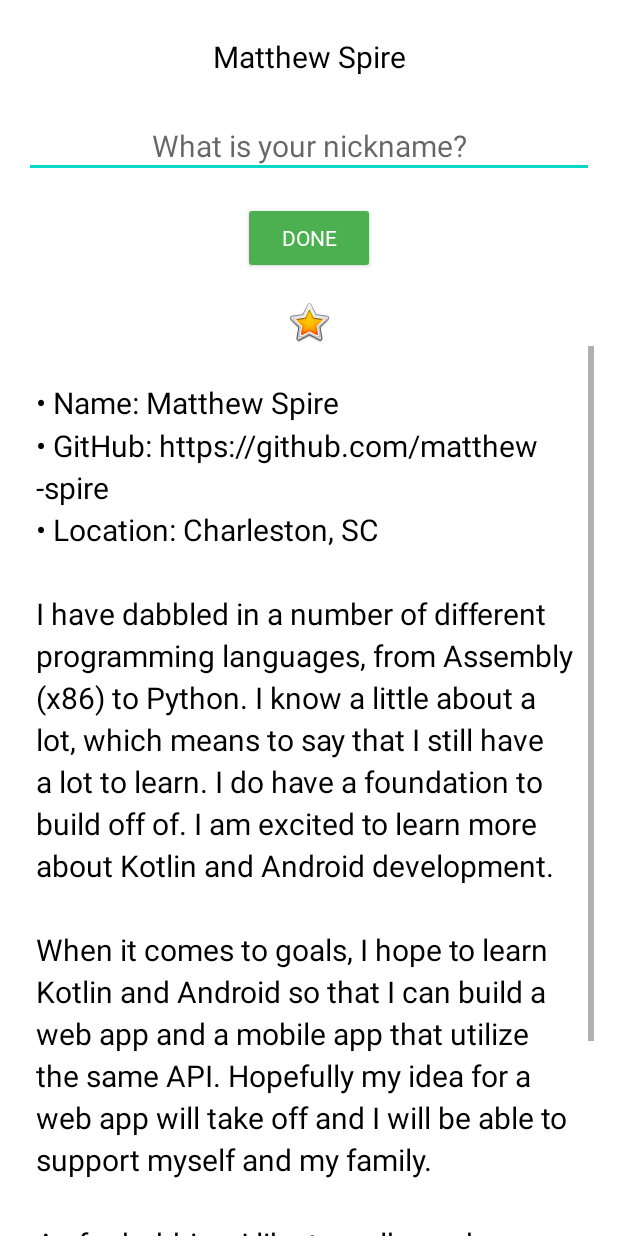
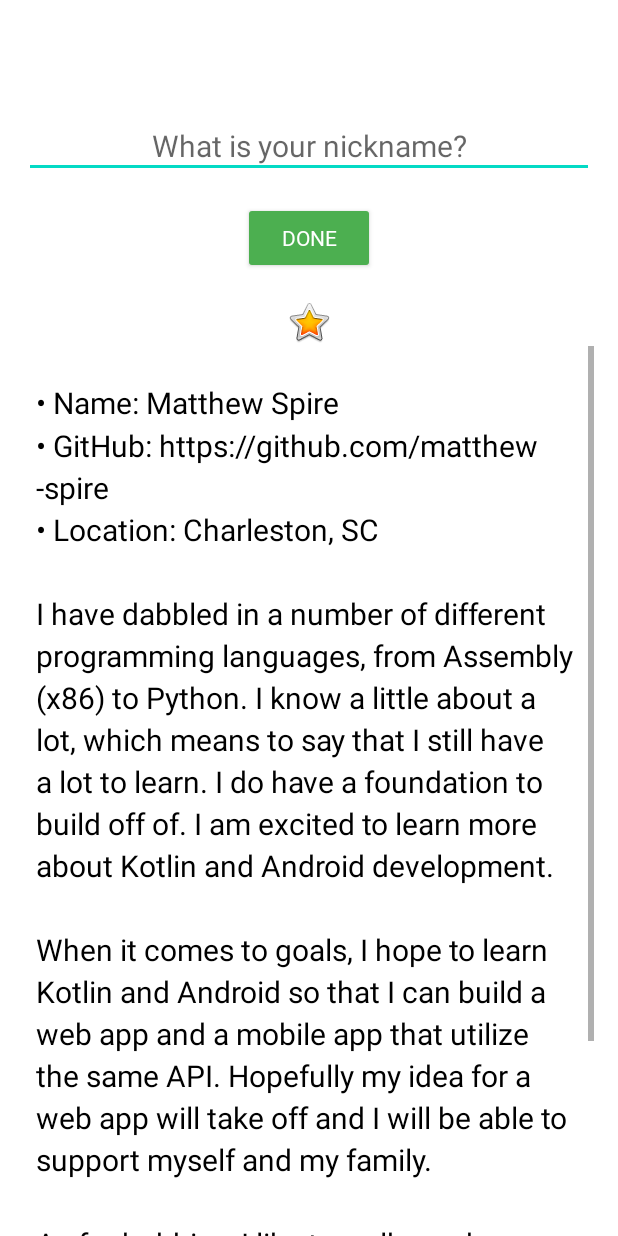
Before and after one commit to matthew-spire/android, an Android app: the layout activity_main.xml on its own in the app's theme, with its tools: preview values and no code run, on a phone screen of 412 x 824 dp. Run offline under Robolectric (Android 15) with nearby library versions, the phone set to English and light mode, and no system bars.

Commit message:
Adding Layouts - AboutMe App - Added Data Binding for Name and Nickname

```diff
--- /dev/null
+++ b/Layouts/AboutMe/app/src/main/java/com/matthewspire/aboutme/MyName.kt
@@ -0,0 +1,6 @@
+package com.matthewspire.aboutme
+
+data class MyName(
+    var name: String = "",
+    var nickname: String = ""
+)
--- a/Layouts/AboutMe/app/src/main/res/layout/activity_main.xml
+++ b/Layouts/AboutMe/app/src/main/res/layout/activity_main.xml
@@ -1,70 +1,81 @@
 <?xml version="1.0" encoding="utf-8"?>
-<LinearLayout xmlns:android="http://schemas.android.com/apk/res/android"
-    xmlns:app="http://schemas.android.com/apk/res-auto"
+
+<layout xmlns:android="http://schemas.android.com/apk/res/android"
+    xmlns:app="http://schemas.android.com/apk/res-auto">
+
+    <data>
+        <variable
+            name="myName"
+            type="com.matthewspire.aboutme.MyName" />
+    </data>
+
+    <LinearLayout
+    android:layout_height="match_parent"
     android:layout_width="match_parent"
-    android:layout_height="match_parent"
     android:orientation="vertical"
-    android:paddingStart="@dimen/padding"
-    android:paddingEnd="@dimen/padding">
+    android:paddingEnd="@dimen/padding"
+    android:paddingStart="@dimen/padding">
 
     <TextView
+        style="@style/NameStyle"
         android:id="@+id/name_text"
-        style="@style/NameStyle"
+        android:layout_height="wrap_content"
         android:layout_width="match_parent"
-        android:layout_height="wrap_content"
-        android:text="@string/individuals_name"
+        android:text="@={ myName.name }"
         android:textAlignment="center" />
 
     <EditText
-        android:id="@+id/nickname_edit"
         style="@style/NameStyle"
-        android:layout_width="match_parent"
-        android:layout_height="wrap_content"
         android:ems="10"
         android:hint="@string/what_is_your_nickname"
+        android:id="@+id/nickname_edit"
         android:inputType="textPersonName"
+        android:layout_height="wrap_content"
+        android:layout_width="match_parent"
         android:textAlignment="center" />
 
     <Button
+        style="@style/Widget.AppCompat.Button.Colored"
+        android:fontFamily="@font/roboto"
         android:id="@+id/done_button"
-        style="@style/Widget.AppCompat.Button.Colored"
+        android:layout_gravity="center_horizontal"
+        android:layout_height="wrap_content"
+        android:layout_marginTop="@dimen/layout_margin"
         android:layout_width="wrap_content"
-        android:layout_height="wrap_content"
-        android:layout_gravity="center_horizontal"
-        android:layout_marginTop="@dimen/layout_margin"
-        android:fontFamily="@font/roboto"
         android:text="@string/done"
         app:backgroundTint="#4CAF50" />
 
     <TextView
+        style="@style/NameStyle"
         android:id="@+id/nickname_text"
-        style="@style/NameStyle"
+        android:layout_height="wrap_content"
         android:layout_width="match_parent"
-        android:layout_height="wrap_content"
         android:textAlignment="center"
-        android:visibility="gone" />
+        android:visibility="gone"
+        android:text="@={ myName.nickname }"/>
 
     <ImageView
+        android:contentDescription="@string/yellow_star"
         android:id="@+id/star_image"
-        android:layout_width="match_parent"
         android:layout_height="wrap_content"
         android:layout_marginTop="@dimen/layout_margin"
-        android:contentDescription="@string/yellow_star"
+        android:layout_width="match_parent"
         app:srcCompat="@android:drawable/btn_star_big_on" />
 
     <ScrollView
         android:id="@+id/bio_scroll"
-        android:layout_width="match_parent"
-        android:layout_height="match_parent">
+        android:layout_height="match_parent"
+        android:layout_width="match_parent">
 
 
         <TextView
+            style="@style/NameStyle"
             android:id="@+id/bio_text"
-            style="@style/NameStyle"
+            android:layout_height="wrap_content"
             android:layout_width="match_parent"
-            android:layout_height="wrap_content"
             android:lineSpacingMultiplier="@dimen/line_spacing"
             android:text="@string/bio" />
     </ScrollView>
 
-</LinearLayout>
+    </LinearLayout>
+</layout>
```
Also changed, not shown: Layouts/AboutMe/app/src/main/java/com/matthewspire/aboutme/MainActivity.kt (+18 -9 lines).
